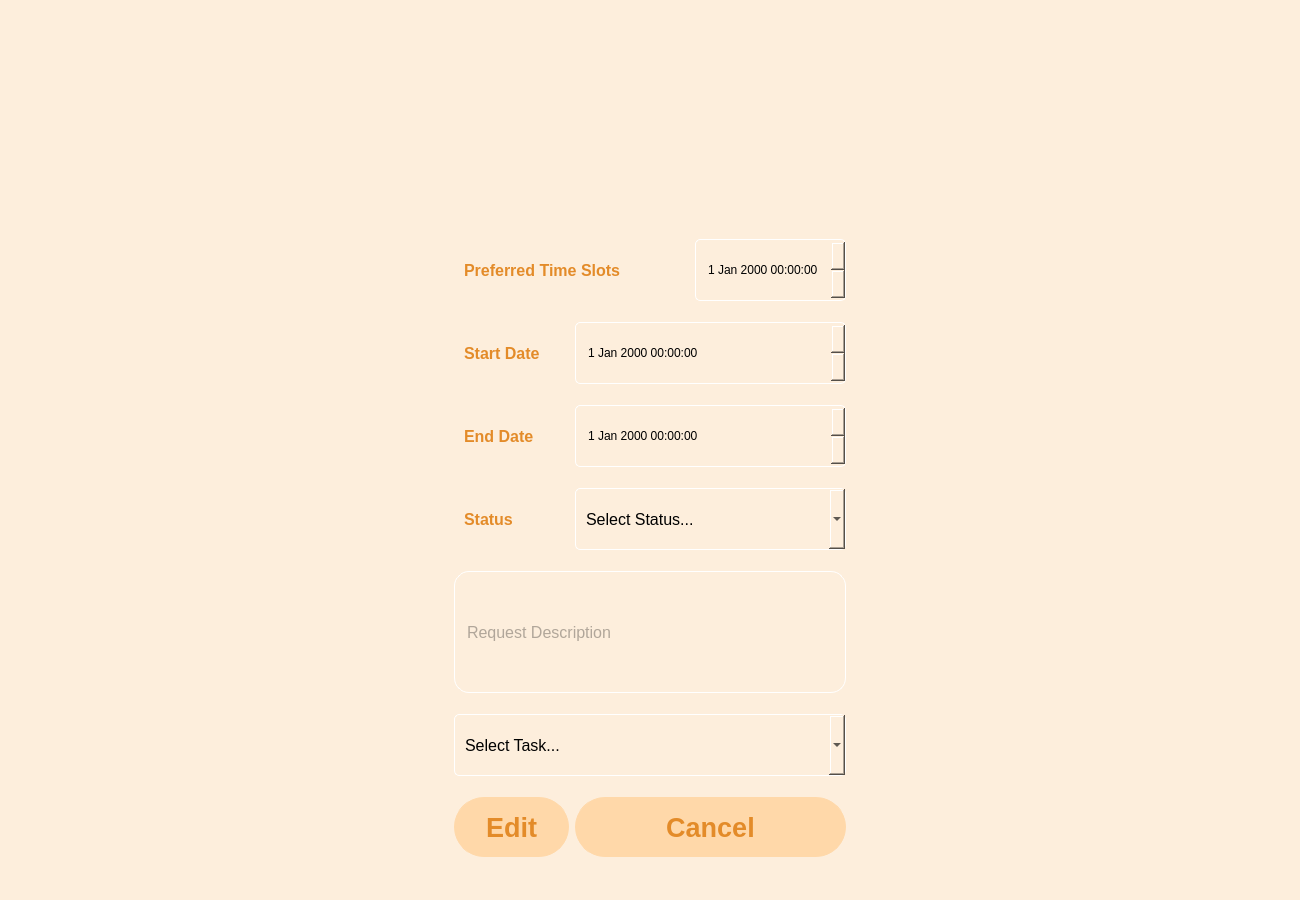
esraa-emary/Task-Worker-Matching, file Forms/home.ui: the form before one commit.
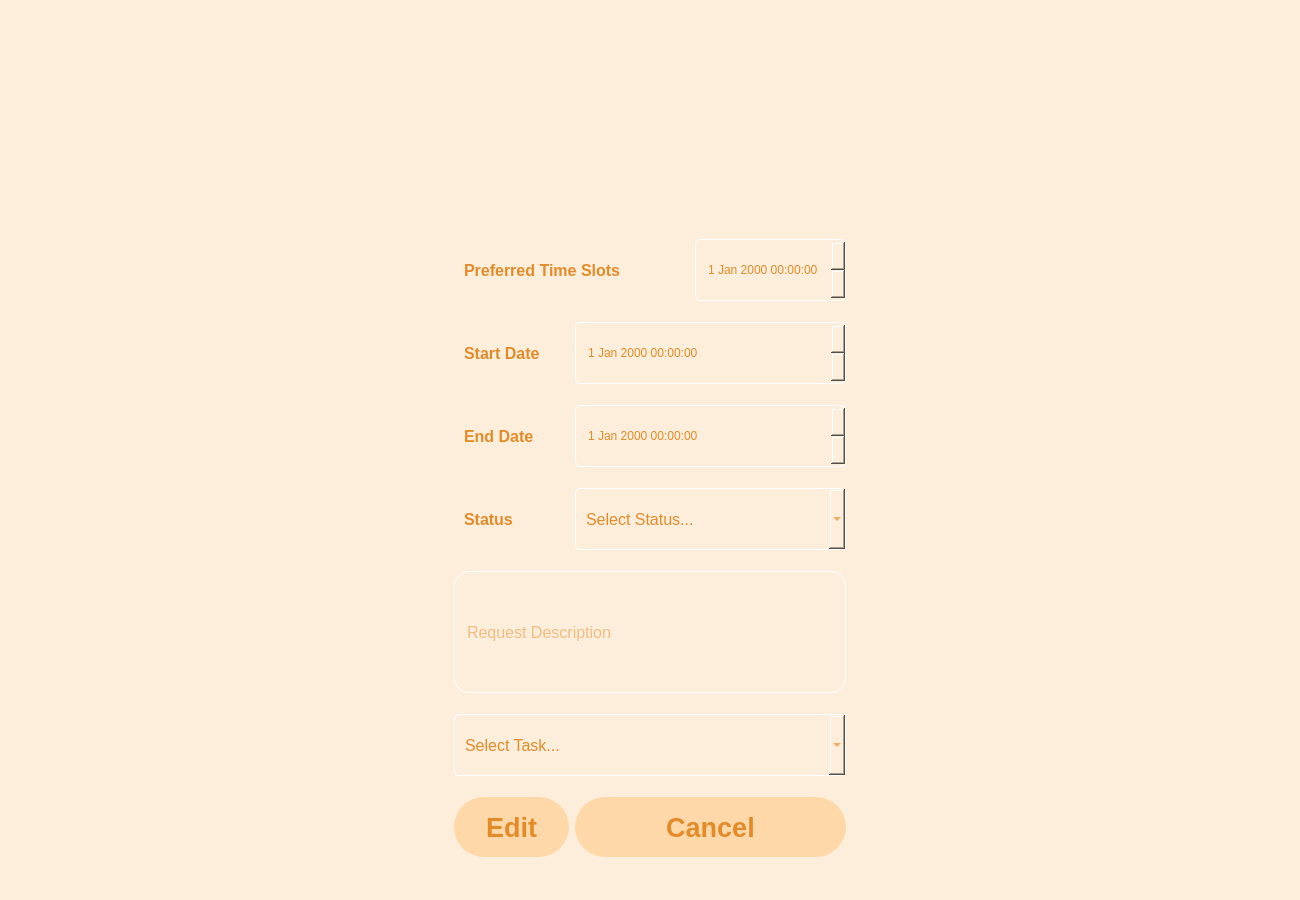
The form after the commit. The open tabs and pages were chosen to show the change.

Diff of the .ui file:
```diff
--- a/Forms/home.ui
+++ b/Forms/home.ui
@@ -3804,6 +3804,7 @@
                     border: 1px solid #fff;
                     padding-left: 10px;
                     background-color: #FDEEDC;
+				color:#E38B29;
                 }
 
                 QLabel{
@@ -3815,7 +3816,9 @@
                 QComboBox::drop-down,QComboBox::down-arrow  {
                     margin:20px;
                 }
-
+				QComboBox{
+background-color: #FDEEDC;
+}
                 QPushButton{
                     border: 1px solid #FFD8A9;
                     background-color: #FFD8A9;
@@ -3828,7 +3831,10 @@
                 border: 1px solid #9c6644;
                     color:#FFD8A9;
                 transition: all 0.3s ease-in-out;
-                }</string>
+                }
+QDateTimeEdit{
+	color:#E38B29;
+}</string>
                 </property>
                 <property name="frameShape">
                  <enum>QFrame::Shape::StyledPanel</enum>
@@ -3932,7 +3938,7 @@
                         border: 1px solid #fff;
                         padding-left:10px;
                         background-color: #FDEEDC;
-
+						color: #E38B29;
                     border-radius: 15px;
                     }</string>
                    </property>
```
Left out of the diff: 4 changed lines with no effect on the pictures.
